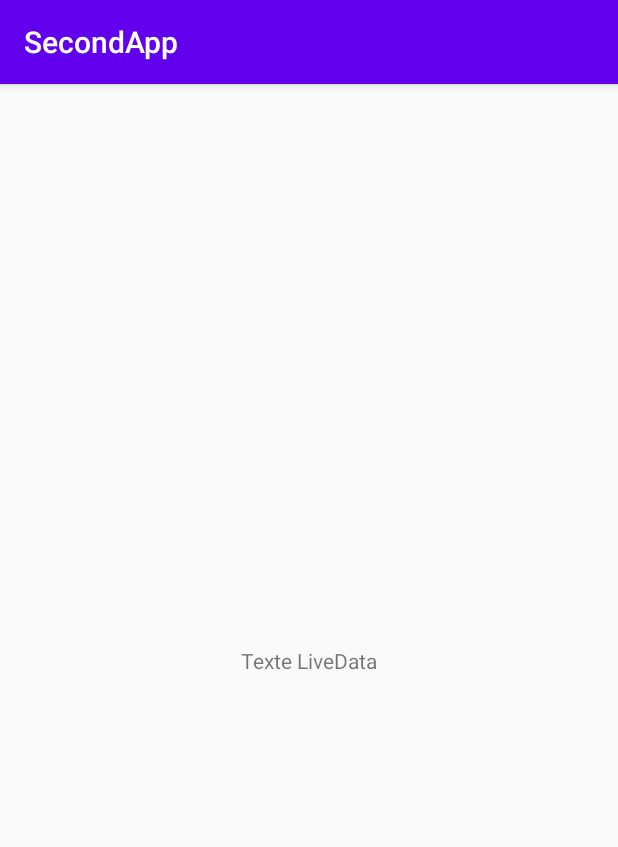
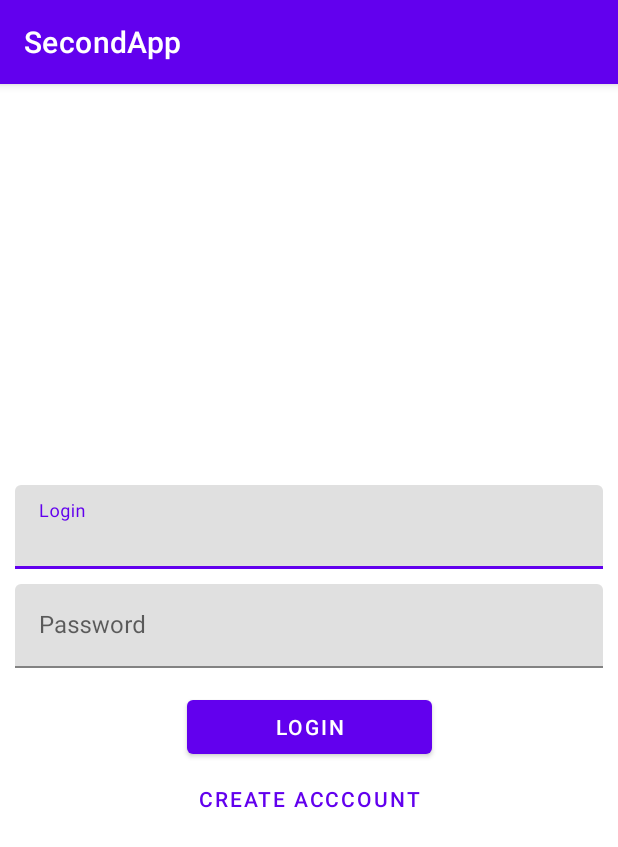
Before and after one commit to JakenPon/SecondApp, an Android app: the screen it shows after launch (MainActivity), on a phone screen of 412 x 824 dp. Shown: the top 847 px of the screen. Run offline under Robolectric (Android 15) with nearby library versions, the phone set to English and light mode, and no system bars; our stand-ins replace Room's generated code.

Commit message:
Page de connexion avec adresse mail (pas de password)

```diff
--- a/app/src/main/AndroidManifest.xml
+++ b/app/src/main/AndroidManifest.xml
@@ -10,7 +10,7 @@
         android:roundIcon="@mipmap/ic_launcher_round"
         android:supportsRtl="true"
         android:theme="@style/AppTheme">
-        <activity android:name=".MainActivity">
+        <activity android:name=".presentation.main.MainActivity">
             <intent-filter>
                 <action android:name="android.intent.action.MAIN" />
 
--- a/app/src/main/java/com/example/secondapp/MainActivity.kt
+++ /dev/null
@@ -1,20 +0,0 @@
-package com.example.secondapp
-
-import androidx.appcompat.app.AppCompatActivity
-import android.os.Bundle
-import androidx.lifecycle.Observer
-import kotlinx.android.synthetic.main.activity_main.*
-import org.koin.android.ext.android.inject
-
-class MainActivity : AppCompatActivity() {
-
-    val mainViewModel : MainViewModel by inject()
-    override fun onCreate(savedInstanceState: Bundle?) {
-        super.onCreate(savedInstanceState)
-        setContentView(R.layout.activity_main)
-
-        mainViewModel.text.observe(this, Observer {
-            value -> main_text.text =  value
-        })
-    }
-}
--- a/app/src/main/java/com/example/secondapp/MainViewModel.kt
+++ /dev/null
@@ -1,13 +0,0 @@
-package com.example.secondapp
-
-import androidx.lifecycle.MutableLiveData
-import androidx.lifecycle.ViewModel
-
-class MainViewModel : ViewModel(){
-
-    val text: MutableLiveData<String> = MutableLiveData()
-
-    init {
-         text.value = "Texte LiveData"
-    }
-}
--- /dev/null
+++ b/app/src/main/java/com/example/secondapp/data/local/AppDatabase.kt
@@ -0,0 +1,10 @@
+package com.example.secondapp.data.local
+
+import androidx.room.Database
+import androidx.room.RoomDatabase
+import com.example.secondapp.data.local.models.UserLocal
+
+@Database(entities = arrayOf(UserLocal::class), version = 1)
+abstract class AppDatabase : RoomDatabase() {
+    abstract fun databaseDao(): DatabaseDao
+}
--- /dev/null
+++ b/app/src/main/java/com/example/secondapp/data/local/DatabaseDao.kt
@@ -0,0 +1,22 @@
+package com.example.secondapp.data.local
+
+import androidx.room.Dao
+import androidx.room.Delete
+import androidx.room.Insert
+import androidx.room.Query
+import com.example.secondapp.data.local.models.UserLocal
+
+@Dao
+interface DatabaseDao{
+    @Query("SELECT * FROM userlocal")
+    fun getAll(): List<UserLocal>
+
+    @Query("SELECT * FROM userlocal WHERE email LIKE :email LIMIT 1")
+    fun findByName(email: String): UserLocal?
+
+    @Insert
+    fun insert(user: UserLocal)
+
+    @Delete
+    fun delete(user: UserLocal)
+}
--- /dev/null
+++ b/app/src/main/java/com/example/secondapp/data/repository/UserRepository.kt
@@ -0,0 +1,19 @@
+package com.example.secondapp.data.repository
+
+import com.example.secondapp.data.local.DatabaseDao
+import com.example.secondapp.data.local.models.toData
+import com.example.secondapp.data.local.models.toEntity
+import com.example.secondapp.domain.entity.User
+
+class UserRepository(
+    private val databaseDAO: DatabaseDao) {
+    suspend fun createUser(user: User){
+        databaseDAO.insert(user.toData())
+    }
+
+    fun getUser(email: String): User? {
+        val userLocal = databaseDAO.findByName(email)
+        return userLocal?.toEntity()
+    }
+
+}
--- /dev/null
+++ b/app/src/main/java/com/example/secondapp/domain/entity/User.kt
@@ -0,0 +1,5 @@
+package com.example.secondapp.domain.entity
+
+data class User (
+    val email: String
+)
--- /dev/null
+++ b/app/src/main/java/com/example/secondapp/domain/usecase/CreateUserUseCase.kt
@@ -0,0 +1,12 @@
+package com.example.secondapp.domain.usecase
+
+import com.example.secondapp.data.repository.UserRepository
+import com.example.secondapp.domain.entity.User
+
+class CreateUserUseCase(
+    private val userRepository: UserRepository
+) {
+    suspend fun invoke(user: User){
+        userRepository.createUser(user)
+    }
+}
--- /dev/null
+++ b/app/src/main/java/com/example/secondapp/domain/usecase/GetUserUseCase.kt
@@ -0,0 +1,12 @@
+package com.example.secondapp.domain.usecase
+
+import com.example.secondapp.data.repository.UserRepository
+import com.example.secondapp.domain.entity.User
+
+class GetUserUseCase(
+    private val userRepository: UserRepository
+) {
+    suspend fun invoke(email: String) : User? {
+        return userRepository.getUser(email)
+    }
+}
--- a/app/src/main/java/com/example/secondapp/injection/AppModule.kt
+++ b/app/src/main/java/com/example/secondapp/injection/AppModule.kt
@@ -1,8 +1,34 @@
 package com.example.secondapp.injection
 
-import com.example.secondapp.MainViewModel
+import android.content.Context
+import androidx.room.Room
+import com.example.secondapp.data.local.AppDatabase
+import com.example.secondapp.data.local.DatabaseDao
+import com.example.secondapp.data.repository.UserRepository
+import com.example.secondapp.domain.usecase.CreateUserUseCase
+import com.example.secondapp.domain.usecase.GetUserUseCase
+import com.example.secondapp.presentation.main.MainViewModel
+import org.koin.android.ext.koin.androidContext
 import org.koin.dsl.module
 
-val injectionModule = module {
-    factory {MainViewModel()}
+val presentationModule = module {
+    factory { MainViewModel(get(),get()) }
 }
+
+val domainModule = module {
+   factory { CreateUserUseCase(get()) }
+   factory { GetUserUseCase(get()) }
+}
+
+val dataModule = module{
+   single { UserRepository(get())}
+   single { createDatabase(androidContext())}
+}
+
+fun createDatabase(context: Context): DatabaseDao{
+    val appDatabase = Room.databaseBuilder(
+    context,
+    AppDatabase::class.java, "database-name"
+    ).build()
+    return appDatabase.databaseDao()
+}
--- a/app/src/main/java/com/example/secondapp/injection/ProjectApplication.kt
+++ b/app/src/main/java/com/example/secondapp/injection/ProjectApplication.kt
@@ -8,11 +8,9 @@ import org.koin.core.context.startKoin
 class ProjectApplication : Application() {
     override fun onCreate(){
         super.onCreate()
-        // start Koin!
         startKoin {
-            // Android context
             androidContext(this@ProjectApplication)
-            modules(injectionModule)
+            modules(presentationModule, dataModule, domainModule)
         }
     }
 }
--- /dev/null
+++ b/app/src/main/java/com/example/secondapp/presentation/main/LoginStatus.kt
@@ -0,0 +1,6 @@
+package com.example.secondapp.presentation.main
+
+sealed class LoginStatus
+
+data class LoginSuccess(val email: String) : LoginStatus()
+object  LoginError : LoginStatus()
--- /dev/null
+++ b/app/src/main/java/com/example/secondapp/presentation/main/MainViewModel.kt
@@ -0,0 +1,34 @@
+package com.example.secondapp.presentation.main
+
+import androidx.lifecycle.MutableLiveData
+import androidx.lifecycle.ViewModel
+import androidx.lifecycle.viewModelScope
+import com.example.secondapp.domain.entity.User
+import com.example.secondapp.domain.usecase.CreateUserUseCase
+import com.example.secondapp.domain.usecase.GetUserUseCase
+import kotlinx.coroutines.Dispatchers
+import kotlinx.coroutines.delay
+import kotlinx.coroutines.launch
+import kotlinx.coroutines.withContext
+
+class MainViewModel(
+    private val createUserUseCase: CreateUserUseCase,
+    private val getUserUseCase: GetUserUseCase
+): ViewModel(){
+
+    val loginLiveData: MutableLiveData<LoginStatus> = MutableLiveData()
+
+    fun  onClickedLogin(emailUser: String, password: String) {
+        viewModelScope.launch(Dispatchers.IO) {
+            val user = getUserUseCase.invoke(emailUser)
+            val loginStatus = if(user != null){
+                LoginSuccess(user.email)
+            }else{
+                LoginError
+            }
+            withContext(Dispatchers.Main) {
+                loginLiveData.value = loginStatus}
+        }
+
+    }
+}
--- a/app/src/main/res/layout/activity_main.xml
+++ b/app/src/main/res/layout/activity_main.xml
@@ -4,16 +4,69 @@
     xmlns:tools="http://schemas.android.com/tools"
     android:layout_width="match_parent"
     android:layout_height="match_parent"
-    tools:context=".MainActivity">
+    android:padding="10dp"
+    tools:context=".presentation.main.MainActivity">
 
-    <TextView
-        android:id="@+id/main_text"
+    <com.google.android.material.textfield.TextInputLayout
+        android:id="@+id/login_input_layout"
+        android:layout_width="match_parent"
+        android:layout_height="wrap_content"
+        android:hint="Login"
+        app:layout_constraintVertical_chainStyle="packed"
+        app:layout_constraintEnd_toEndOf="parent"
+        app:layout_constraintStart_toStartOf="parent"
+        app:layout_constraintTop_toTopOf="parent"
+        app:layout_constraintBottom_toTopOf="@id/password_input_layout">
+
+        <com.google.android.material.textfield.TextInputEditText
+            android:id="@+id/login_edit"
+            android:layout_width="match_parent"
+            android:layout_height="wrap_content"
+            android:inputType="text"
+            />
+    </com.google.android.material.textfield.TextInputLayout>
+
+    <com.google.android.material.textfield.TextInputLayout
+        android:id="@+id/password_input_layout"
+        android:layout_width="match_parent"
+        android:layout_height="wrap_content"
+        android:hint="Password"
+        android:layout_marginTop="10dp"
+        app:layout_constraintEnd_toEndOf="parent"
+        app:layout_constraintStart_toStartOf="parent"
+        app:layout_constraintTop_toBottomOf="@+id/login_input_layout"
+        app:layout_constraintBottom_toTopOf="@+id/login_button">        >
+
+        <com.google.android.material.textfield.TextInputEditText
+            android:id="@+id/password_edit"
+            android:layout_width="match_parent"
+            android:layout_height="wrap_content"
+            android:inputType="textPassword"
+            />
+    </com.google.android.material.textfield.TextInputLayout>
+
+    <com.google.android.material.button.MaterialButton
+        android:id="@+id/login_button"
+        android:layout_width="0dp"
+        android:layout_height="wrap_content"
+        android:text="Login"
+        android:layout_marginTop="15dp"
+        app:layout_constraintBottom_toTopOf="@id/create_account_button"
+        app:layout_constraintLeft_toLeftOf="@id/create_account_button"
+        app:layout_constraintRight_toRightOf="@id/create_account_button"
+        app:layout_constraintTop_toBottomOf="@id/password_input_layout"
+        />
+
+    <com.google.android.material.button.MaterialButton
+        android:id="@+id/create_account_button"
         android:layout_width="wrap_content"
         android:layout_height="wrap_content"
-        android:text="Hello World!"
+        android:text="create acccount"
+        style="@style/Widget.MaterialComponents.Button.TextButton"
         app:layout_constraintBottom_toBottomOf="parent"
         app:layout_constraintLeft_toLeftOf="parent"
         app:layout_constraintRight_toRightOf="parent"
-        app:layout_constraintTop_toTopOf="parent" />
+        app:layout_constraintTop_toBottomOf="@id/login_button"
+        />
 
 </androidx.constraintlayout.widget.ConstraintLayout>
--- a/app/src/main/res/values/styles.xml
+++ b/app/src/main/res/values/styles.xml
@@ -1,7 +1,7 @@
 <resources>
 
     <!-- Base application theme. -->
-    <style name="AppTheme" parent="Theme.AppCompat.Light.DarkActionBar">
+    <style name="AppTheme" parent="Theme.MaterialComponents.Light.DarkActionBar">
         <!-- Customize your theme here. -->
         <item name="colorPrimary">@color/colorPrimary</item>
         <item name="colorPrimaryDark">@color/colorPrimaryDark</item>
```
Also changed, not shown: app/build.gradle (+23 -4 lines), app/src/main/java/com/example/secondapp/data/local/models/UserLocal.kt (added, +27 -0 lines), app/src/main/java/com/example/secondapp/presentation/main/MainActivity.kt (added, +37 -0 lines).
